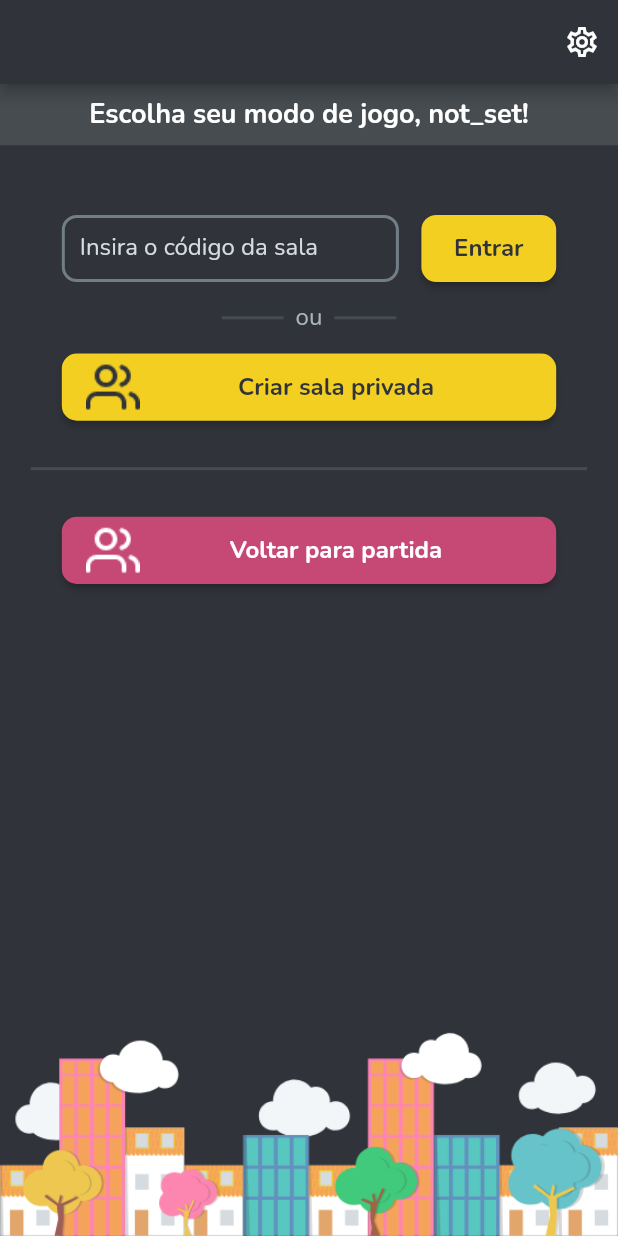
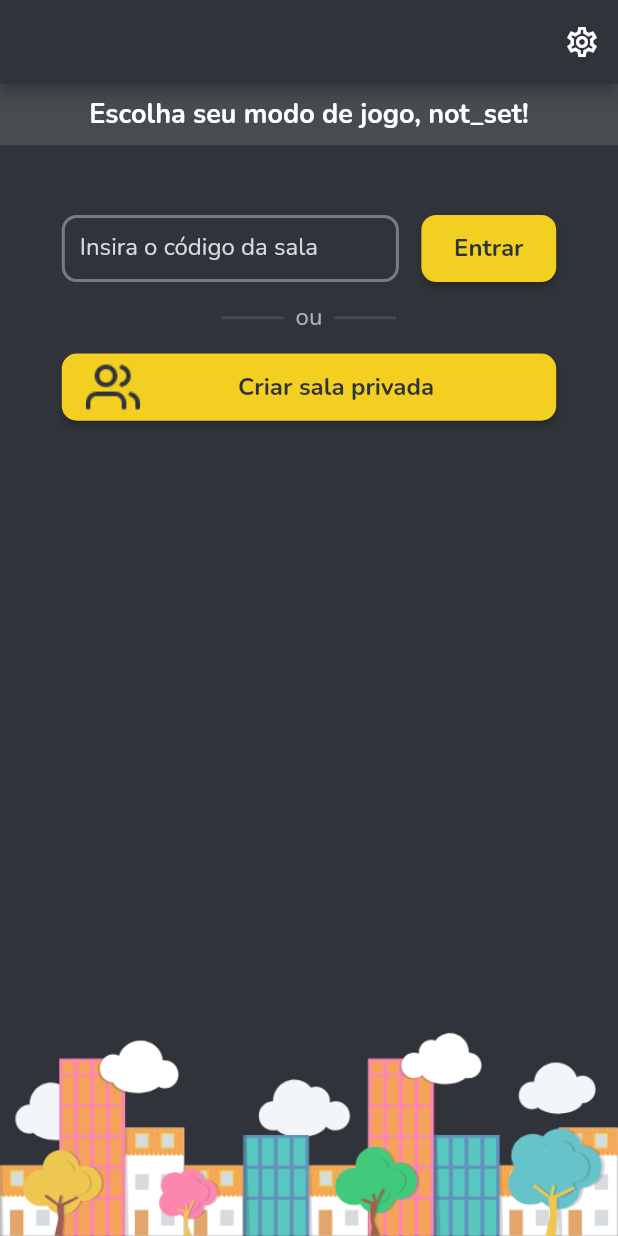
Before and after one commit to yuumasato/have_you_heard, a Flutter app: the LobbyScreen screen opened by its route, on a phone screen of 412 x 824 dp. Run offline on Flutter 3.47's test engine with Material 2 defaults, Android fonts, the light colour scheme and no system bars; our stand-ins replace flutter_svg, flutter_svg_provider, get, page_view_indicators, shared_preferences, socket_io_client; accounts and stored records are empty; network calls fail.

Commit message:
Implement return to room button behaviour
When the player quits a room, the app still remembers the room number
and the player can quickly join back.

```diff
--- a/lib/constants/locale_string.dart
+++ b/lib/constants/locale_string.dart
@@ -29,7 +29,7 @@ class LocalString extends Translations {
           'insertRoomCode': 'Insira o código da sala',
           'or': 'ou',
           'createRoom': 'Criar sala privada',
-          'returnToGame': 'Voltar para partida',
+          'returnToRoom': 'Voltar para sala #@roomNumber',
 
           //room
           'privateRoom': 'Sala Privada',
@@ -109,7 +109,7 @@ class LocalString extends Translations {
           'insertRoomCode': 'Inserta el código del juego aquí',
           'or': 'o',
           'createRoom': 'Crear sala privada',
-          'returnToGame': 'Volver al juego',
+          'returnToRoom': 'Volver a la sala #@roomNumber',
 
           //room
           'privateRoom': 'Sala Privada',
--- a/lib/controller/game_controller.dart
+++ b/lib/controller/game_controller.dart
@@ -7,7 +7,7 @@ import 'package:have_you_heard/models/socket.dart';
 import 'package:shared_preferences/shared_preferences.dart';
 
 class GameController extends GetxController {
-  String roomID = '42069';
+  String roomID = 'none';
   Player myPlayer = Player();
 
   Room room = Room();
--- a/lib/ui/lobby.dart
+++ b/lib/ui/lobby.dart
@@ -137,7 +137,7 @@ class _LobbyScreenState extends State<LobbyScreen> {
                   ),
                 ),
                 Visibility(
-                  visible: true,
+                  visible: gc.roomID == 'none' ? false : true,
                   child: Column(
                     crossAxisAlignment: CrossAxisAlignment.stretch,
                     children: [
@@ -154,8 +154,10 @@ class _LobbyScreenState extends State<LobbyScreen> {
                         padding:
                             EdgeInsets.symmetric(horizontal: screenWidth * 0.1),
                         child: IconAppButton(
-                          onPressed: () {},
-                          text: 'returnToGame'.tr,
+                          onPressed: () {
+                            gc.joinRoom(gc.roomID);
+                          },
+                          text: 'returnToRoom'.trParams({'roomNumber': gc.roomID}),
                           color: kPink,
                           textColor: kGrayScaleLightest,
                         ),
```
